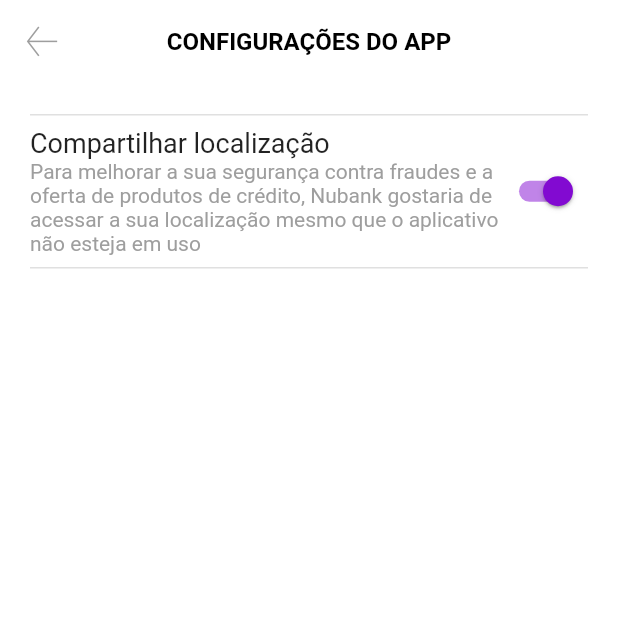
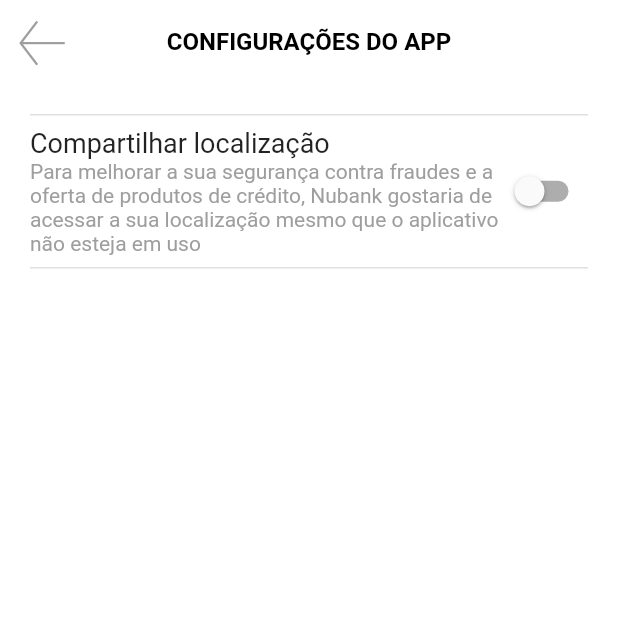
Before and after one commit to Eduardo-Tanaka/Nubank-flutter, a Flutter app: the ConfigurarAppPage screen opened directly, on a phone screen of 412 x 824 dp, the top half of it. Run offline on Flutter 3.47's test engine with Material 2 defaults, Android fonts, the phone set to English and light mode, and no system bars; our stand-ins replace bloc, contacts_service, dotted_line, flutter_bloc, flutter_masked_text2, font_awesome_flutter and 4 more; missing offline and left inert: animated_card, device_apps, qr_code_scanner.

Commit message:
configurar seguranca  page

```diff
--- a/lib/app_widget.dart
+++ b/lib/app_widget.dart
@@ -10,6 +10,7 @@ import 'package:nubank/modules/boleto/boleto_page.dart';
 import 'package:nubank/modules/cartao_virtual/cartao_virtual_page.dart';
 import 'package:nubank/modules/cobrar/cobrar_page.dart';
 import 'package:nubank/modules/configuracao/configurar_app_page.dart';
+import 'package:nubank/modules/configuracao/configurar_seguranca_page.dart';
 import 'package:nubank/modules/depositar/depositar_page.dart';
 import 'package:nubank/modules/doacao/cubit/doacao_cubit.dart';
 import 'package:nubank/modules/doacao/doacao_confirmar_page.dart';
@@ -93,6 +94,7 @@ class AppWidget extends StatelessWidget {
       "/cartao_virtual": CartaoVirtualPage(),
       "/cobrar": CobrarPage(),
       "/configurar_app": ConfigurarAppPage(),
+      "/configurar_seguranca": ConfigurarSegurancaPage(),
       "/depositar": DepositarPage(),
       "/doacao": DoacaoPage(),
       "/doacao_confirmar": DoacaoConfirmarPage(),
--- a/lib/modules/configuracao/configurar_app_page.dart
+++ b/lib/modules/configuracao/configurar_app_page.dart
@@ -1,4 +1,6 @@
 import 'package:flutter/material.dart';
+import 'package:flutter_bloc/flutter_bloc.dart';
+import 'package:nubank/shared/cubit/bool_cubit.dart';
 import 'package:nubank/shared/themes/app_colors.dart';
 import 'package:nubank/shared/themes/app_text_styles.dart';
 import 'package:nubank/shared/widgets/app_bar/app_bar_widget.dart';
@@ -10,7 +12,9 @@ class ConfigurarAppPage extends StatelessWidget {
 
   @override
   Widget build(BuildContext context) {
-    return Scaffold(
+    return BlocProvider(
+      create: (_) => BoolCubit(false),
+      child: Scaffold(
         appBar: AppBarWidget(
           icon: CustomFontApp.back,
           title: "CONFIGURAÇÕES DO APP",
@@ -43,10 +47,16 @@ class ConfigurarAppPage extends StatelessWidget {
                         ],
                       ),
                     ),
-                  Switch(
-                    onChanged: (bool value) {},
-                    value: true,
+                    BlocBuilder<BoolCubit, bool>(
+                      builder: (ctx, state) {
+                        return Switch(
+                          onChanged: (bool value) {
+                            ctx.read<BoolCubit>().change(value);
+                          },
+                          value: state,
                           activeColor: AppColors.primary,
+                        );
+                      },
                     ),
                   ],
                 ),
@@ -58,6 +68,7 @@ class ConfigurarAppPage extends StatelessWidget {
             ],
           ),
         ),
+      ),
     );
   }
 }
--- a/lib/modules/perfil/perfil_page.dart
+++ b/lib/modules/perfil/perfil_page.dart
@@ -40,7 +40,7 @@ final routes = [
   "/ajuda",
   "/meus_dados",
   "/configurar_app",
-  "/seguranca",
+  "/configurar_seguranca",
   "/pix_chaves",
   "/conta_pj",
   "/notificacoes",
--- /dev/null
+++ b/lib/shared/cubit/bool_cubit.dart
@@ -0,0 +1,7 @@
+import 'package:bloc/bloc.dart';
+
+class BoolCubit extends Cubit<bool> {
+  BoolCubit(bool initialState) : super(initialState);
+
+  void change(bool value) => emit(value);
+}
--- a/lib/shared/widgets/app_bar/app_bar_widget.dart
+++ b/lib/shared/widgets/app_bar/app_bar_widget.dart
@@ -41,7 +41,7 @@ class AppBarWidget extends StatelessWidget with PreferredSizeWidget {
         icon: Icon(
           icon ?? Icons.close,
           color: backgroundColor != null ? Colors.white : Colors.grey,
-          size: icon == null ? 32 : 24,
+          size: icon == null ? 32 : 36,
         ),
         onPressed: onPress ?? () => Navigator.of(context).pop(),
       ),
```
Also changed, not shown: lib/modules/configuracao/configurar_seguranca_page.dart (+49 -1 lines). Lines whose indentation alone changed are shown as unchanged.
